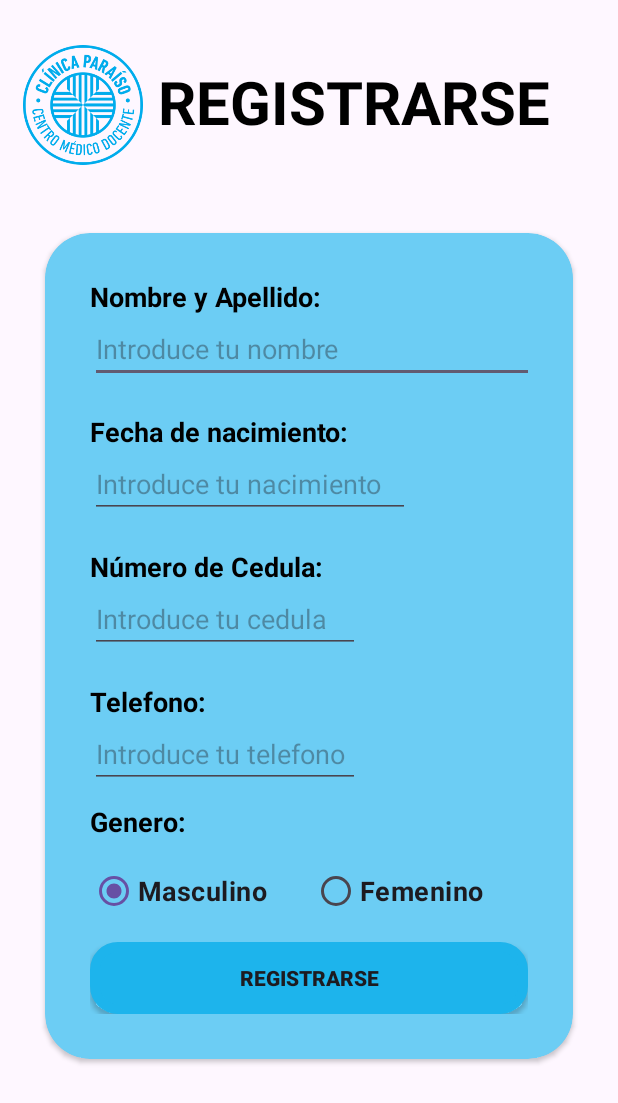
After one commit to jezabala/Clinic-App-Project, an Android app: the SignUpActivity screen opened directly, with no data from a screen before it, on a phone screen of 412 x 824 dp. The commit adds this screen. Shown: the top 1103 px of the screen. Run offline under Robolectric (Android 15) with nearby library versions, the phone set to English and light mode, and no system bars.

Commit message:
Diseño pantalla de registro

```diff
--- a/app/src/main/AndroidManifest.xml
+++ b/app/src/main/AndroidManifest.xml
@@ -13,6 +13,9 @@
         android:theme="@style/Theme.ClinicaApp"
         tools:targetApi="31">
         <activity
+            android:name=".SignUpActivity"
+            android:exported="false" />
+        <activity
             android:name=".LogInActivity"
             android:exported="false" />
         <activity
--- /dev/null
+++ b/app/src/main/java/com/jesusdev/clinicaapp/SignUpActivity.kt
@@ -0,0 +1,23 @@
+package com.jesusdev.clinicaapp
+
+import androidx.appcompat.app.AppCompatActivity
+import android.os.Bundle
+import com.jesusdev.clinicaapp.databinding.ActivitySignUpBinding
+
+class SignUpActivity : AppCompatActivity() {
+    private lateinit var binding: ActivitySignUpBinding
+    override fun onCreate(savedInstanceState: Bundle?) {
+        super.onCreate(savedInstanceState)
+        binding = ActivitySignUpBinding.inflate(layoutInflater)
+        setContentView(binding.root)
+
+        val name = binding.etName
+        val date = binding.etFechaNacimiento
+        val identification = binding.etIdentificacion
+        val phoneNumber = binding.etTelefono
+        val gender = binding.rgGender.checkedRadioButtonId
+
+        binding.btnSignUp.setOnClickListener {  }
+
+    }
+}
--- a/app/src/main/res/layout/activity_log_in.xml
+++ b/app/src/main/res/layout/activity_log_in.xml
@@ -22,7 +22,7 @@
         android:layout_width="match_parent"
         android:layout_height="0dp"
         android:layout_margin="20dp"
-        android:backgroundTint="@color/main_color"
+        android:backgroundTint="@color/background"
         app:cardCornerRadius="30dp"
         app:layout_constraintEnd_toEndOf="parent"
         app:layout_constraintStart_toStartOf="parent"
--- /dev/null
+++ b/app/src/main/res/layout/activity_sign_up.xml
@@ -0,0 +1,190 @@
+<?xml version="1.0" encoding="utf-8"?>
+<androidx.constraintlayout.widget.ConstraintLayout xmlns:android="http://schemas.android.com/apk/res/android"
+    xmlns:app="http://schemas.android.com/apk/res-auto"
+    xmlns:tools="http://schemas.android.com/tools"
+    android:layout_width="match_parent"
+    android:layout_height="match_parent"
+    tools:context=".SignUpActivity">
+
+    <androidx.appcompat.widget.LinearLayoutCompat
+        android:id="@+id/layout_encabezado"
+        android:layout_width="match_parent"
+        android:layout_height="135dp"
+        android:orientation="horizontal"
+        app:layout_constraintBottom_toTopOf="@id/cvFormSignUp"
+        app:layout_constraintEnd_toEndOf="parent"
+        app:layout_constraintStart_toStartOf="parent"
+        app:layout_constraintTop_toTopOf="parent">
+
+        <ImageView
+            android:id="@+id/logo"
+            android:layout_width="80dp"
+            android:layout_height="80dp"
+            android:layout_marginStart="15dp"
+            android:layout_marginTop="30dp"
+            android:src="@drawable/logo_paraiso"
+            app:layout_constraintStart_toStartOf="parent"
+            app:layout_constraintTop_toTopOf="parent" />
+
+        <TextView
+            android:layout_width="wrap_content"
+            android:layout_height="wrap_content"
+            android:layout_gravity="center_vertical"
+            android:layout_marginStart="10dp"
+            android:text="Registrarse"
+            android:textAllCaps="true"
+            android:textColor="@color/black"
+            android:textSize="40sp"
+            android:textStyle="bold"
+            app:layout_constraintEnd_toEndOf="parent"
+            app:layout_constraintStart_toEndOf="@id/logo"
+            app:layout_constraintTop_toTopOf="parent" />
+
+    </androidx.appcompat.widget.LinearLayoutCompat>
+
+    <androidx.cardview.widget.CardView
+        android:id="@+id/cvFormSignUp"
+        android:layout_width="match_parent"
+        android:layout_height="0dp"
+        android:layout_marginHorizontal="30dp"
+        android:layout_marginTop="20dp"
+        android:backgroundTint="@color/background"
+        app:cardCornerRadius="30dp"
+        app:layout_constraintEnd_toEndOf="parent"
+        app:layout_constraintStart_toStartOf="parent"
+        app:layout_constraintTop_toBottomOf="@id/layout_encabezado">
+
+        <androidx.appcompat.widget.LinearLayoutCompat
+            android:layout_width="match_parent"
+            android:layout_height="match_parent"
+            android:orientation="vertical"
+            android:padding="30dp">
+
+            <TextView
+                android:layout_width="wrap_content"
+                android:layout_height="wrap_content"
+                android:text="@string/nombre"
+                android:textColor="@color/black"
+                android:textSize="18sp"
+                android:textStyle="bold" />
+
+
+            <EditText
+                android:id="@+id/etName"
+                android:layout_width="300dp"
+                android:layout_height="wrap_content"
+                android:ems="10"
+                android:hint="Introduce tu nombre"
+                android:inputType="text" />
+
+            <TextView
+                android:layout_width="wrap_content"
+                android:layout_height="wrap_content"
+                android:layout_marginTop="20dp"
+                android:text="@string/birth"
+                android:textColor="@color/black"
+                android:textSize="18sp"
+                android:textStyle="bold" />
+
+
+            <EditText
+                android:id="@+id/etFechaNacimiento"
+                android:layout_width="wrap_content"
+                android:layout_height="wrap_content"
+                android:ems="10"
+                android:hint="Introduce tu nacimiento"
+                android:inputType="date" />
+
+            <TextView
+                android:layout_width="wrap_content"
+                android:layout_height="wrap_content"
+                android:layout_marginTop="20dp"
+                android:text="@string/numero_identificacion"
+                android:textColor="@color/black"
+                android:textSize="18sp"
+                android:textStyle="bold" />
+
+            <EditText
+                android:id="@+id/etIdentificacion"
+                android:layout_width="180dp"
+                android:layout_height="wrap_content"
+                android:ems="10"
+                android:hint="Introduce tu cedula"
+                android:inputType="text" />
+
+            <TextView
+                android:layout_width="wrap_content"
+                android:layout_height="wrap_content"
+                android:layout_marginTop="20dp"
+                android:text="@string/numero_telefono"
+                android:textColor="@color/black"
+                android:textSize="18sp"
+                android:textStyle="bold" />
+
+            <EditText
+                android:id="@+id/etTelefono"
+                android:layout_width="180dp"
+                android:layout_height="wrap_content"
+                android:ems="10"
+                android:hint="Introduce tu telefono"
+                android:inputType="number" />
+
+            <TextView
+                android:layout_width="wrap_content"
+                android:layout_height="wrap_content"
+                android:layout_marginVertical="10dp"
+                android:text="@string/gender"
+                android:textColor="@color/black"
+                android:textSize="18sp"
+                android:textStyle="bold" />
+
+            <RadioGroup
+                android:id="@+id/rgGender"
+                android:layout_width="match_parent"
+                android:layout_height="wrap_content">
+
+                <androidx.appcompat.widget.LinearLayoutCompat
+                    android:layout_width="match_parent"
+                    android:layout_height="wrap_content"
+                    android:orientation="horizontal">
+
+                    <RadioButton
+                        android:id="@+id/rbMale"
+                        android:layout_width="wrap_content"
+                        android:layout_height="wrap_content"
+                        android:buttonTint="@color/main_color"
+                        android:checked="true"
+                        android:text="@string/male"
+                        android:textSize="18sp"
+                        android:textStyle="bold" />
+
+                    <RadioButton
+                        android:id="@+id/rbFemale"
+                        android:layout_width="wrap_content"
+                        android:layout_height="wrap_content"
+                        android:layout_marginStart="30dp"
+                        android:buttonTint="@color/main_color"
+                        android:text="@string/female"
+                        android:textSize="18sp"
+                        android:textStyle="bold" />
+
+                </androidx.appcompat.widget.LinearLayoutCompat>
+
+            </RadioGroup>
+
+            <androidx.appcompat.widget.AppCompatButton
+                android:id="@+id/btnSignUp"
+                android:layout_width="match_parent"
+                android:layout_height="wrap_content"
+                android:layout_marginTop="10dp"
+                android:background="@drawable/btn_round"
+                android:text="@string/sign_up"
+                android:textStyle="bold" />
+
+
+        </androidx.appcompat.widget.LinearLayoutCompat>
+
+
+    </androidx.cardview.widget.CardView>
+
+</androidx.constraintlayout.widget.ConstraintLayout>
--- a/app/src/main/res/values/colors.xml
+++ b/app/src/main/res/values/colors.xml
@@ -3,5 +3,9 @@
     <color name="black">#FF000000</color>
     <color name="white">#FFFFFFFF</color>
 
-    <color name="main_color">#577EF2</color>
+    <color name="main_color">#1db4ec</color>
+    <color name="second_color">#165D93</color>
+    <color name="dark_blue">#093B5B</color>
+
+    <color name="background">#6ccdf4</color>
 </resources>
--- a/app/src/main/res/values/strings.xml
+++ b/app/src/main/res/values/strings.xml
@@ -15,4 +15,19 @@
 
     <string name="repassword">¿Olvidaste tu contraseña?</string>
 
+    <string name="nombre">Nombre y Apellido:</string>
+    <string name="numero_identificacion">Número de Cedula:</string>
+
+    <string name="numero_telefono">Telefono:</string>
+
+    <string name="birth">Fecha de nacimiento:</string>
+
+    <string name="gender">Genero:</string>
+
+    <string name="sign_up">Registrarse</string>
+
+    <string name="male">Masculino</string>
+
+    <string name="female">Femenino</string>
+
 </resources>
```
